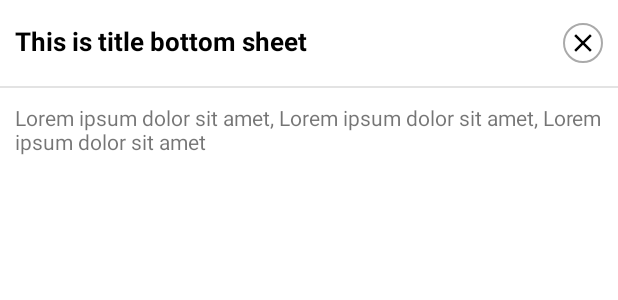
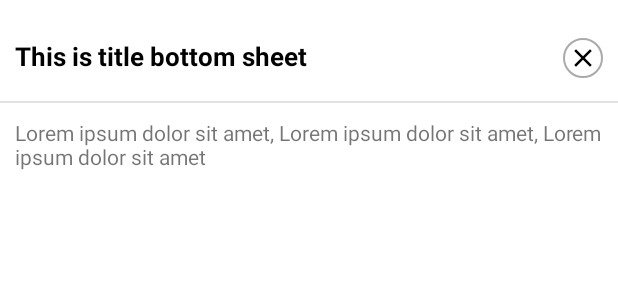
Before and after one commit to eriffanani/QuickBottomSheet, an Android app: the layout quick_bottom_sheet.xml on its own in the app's theme, with its tools: preview values and no code run, on a phone screen of 412 x 824 dp. Shown: the top 300 px of the screen. Run offline under Robolectric (Android 15) with nearby library versions, the phone set to English and light mode, and no system bars.

```diff
--- a/app/src/main/AndroidManifest.xml
+++ b/app/src/main/AndroidManifest.xml
@@ -1,6 +1,5 @@
 <?xml version="1.0" encoding="utf-8"?>
-<manifest xmlns:android="http://schemas.android.com/apk/res/android"
-    package="com.erif.quickbottomsheet">
+<manifest xmlns:android="http://schemas.android.com/apk/res/android">
 
     <application
         android:allowBackup="true"
--- a/build.gradle
+++ b/build.gradle
@@ -5,7 +5,7 @@ buildscript {
         mavenCentral()
     }
     dependencies {
-        classpath 'com.android.tools.build:gradle:7.1.3'
+        classpath 'com.android.tools.build:gradle:7.3.1'
 
         // NOTE: Do not place your application dependencies here; they belong
         // in the individual module build.gradle files
--- a/quickBottomSheet/src/main/AndroidManifest.xml
+++ b/quickBottomSheet/src/main/AndroidManifest.xml
@@ -1,5 +1,4 @@
 <?xml version="1.0" encoding="utf-8"?>
-<manifest xmlns:android="http://schemas.android.com/apk/res/android"
-    package="com.erif.library">
+<manifest xmlns:android="http://schemas.android.com/apk/res/android">
 
 </manifest>
--- a/quickBottomSheet/src/main/res/layout/quick_bottom_sheet.xml
+++ b/quickBottomSheet/src/main/res/layout/quick_bottom_sheet.xml
@@ -2,13 +2,22 @@
 <LinearLayout
     xmlns:android="http://schemas.android.com/apk/res/android"
     xmlns:tools="http://schemas.android.com/tools"
-    android:id="@+id/quick_bottom_sheet_layParent"
+    tools:context=".QuickBottomSheet"
+    android:layout_width="match_parent"
+    android:layout_height="wrap_content"
+    android:orientation="vertical">
+
+    <View
+        android:layout_width="match_parent"
+        android:layout_height="@dimen/bottom_sheet_margin_top"/>
+
+    <LinearLayout
         android:layout_width="match_parent"
         android:layout_height="wrap_content"
         android:orientation="vertical"
         android:paddingBottom="15dp"
         android:background="@drawable/bg_bottom_sheet_default"
-    tools:context=".QuickBottomSheet">
+        android:id="@+id/quick_bottom_sheet_layParent">
 
         <RelativeLayout
             android:layout_width="match_parent"
@@ -138,3 +147,5 @@
         </LinearLayout>
 
     </LinearLayout>
+
+</LinearLayout>
--- /dev/null
+++ b/quickBottomSheet/src/main/res/values/dimens.xml
@@ -0,0 +1,5 @@
+<?xml version="1.0" encoding="utf-8"?>
+<resources>
+    <dimen name="bottom_sheet_margin_top">10dp</dimen>
+    <dimen name="bottom_sheet_trans">5dp</dimen>
+</resources>
```
Also changed, not shown: app/build.gradle (+8 -6 lines), quickBottomSheet/build.gradle (+6 -5 lines), quickBottomSheet/src/main/java/com/erif/library/QuickBottomSheet.java (+111 -3 lines), gradle/wrapper/gradle-wrapper.properties. Lines whose indentation alone changed are shown as unchanged.
